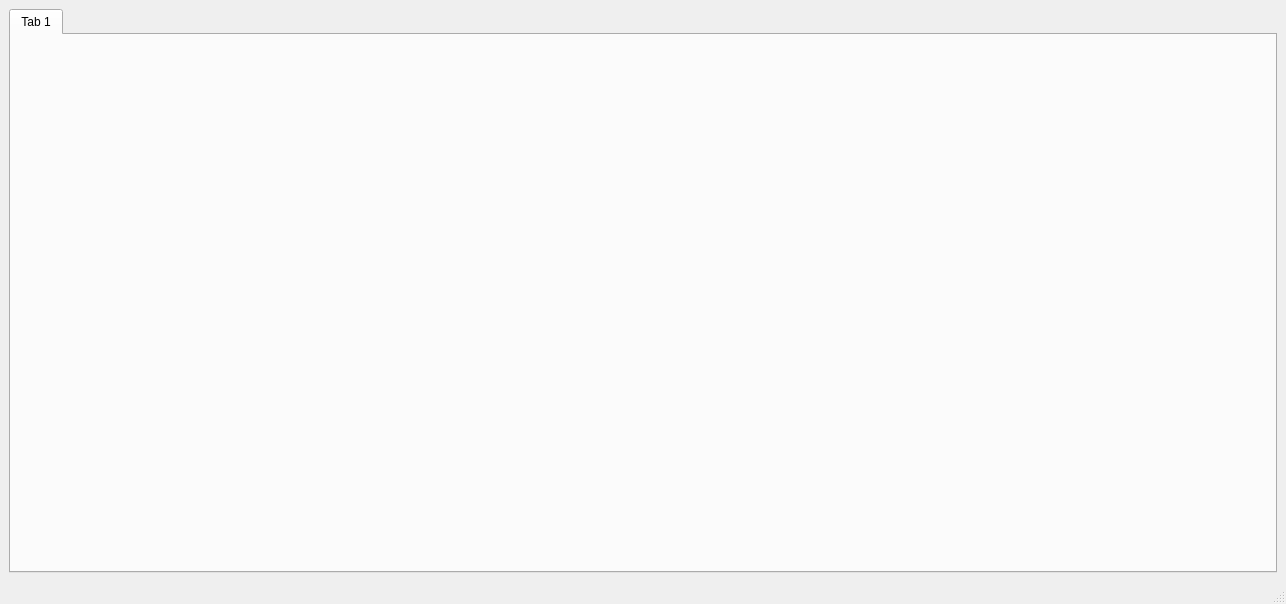
fengbaochun/softwareToolBox, file camera/camera/mainwindow.ui: the form before one commit.
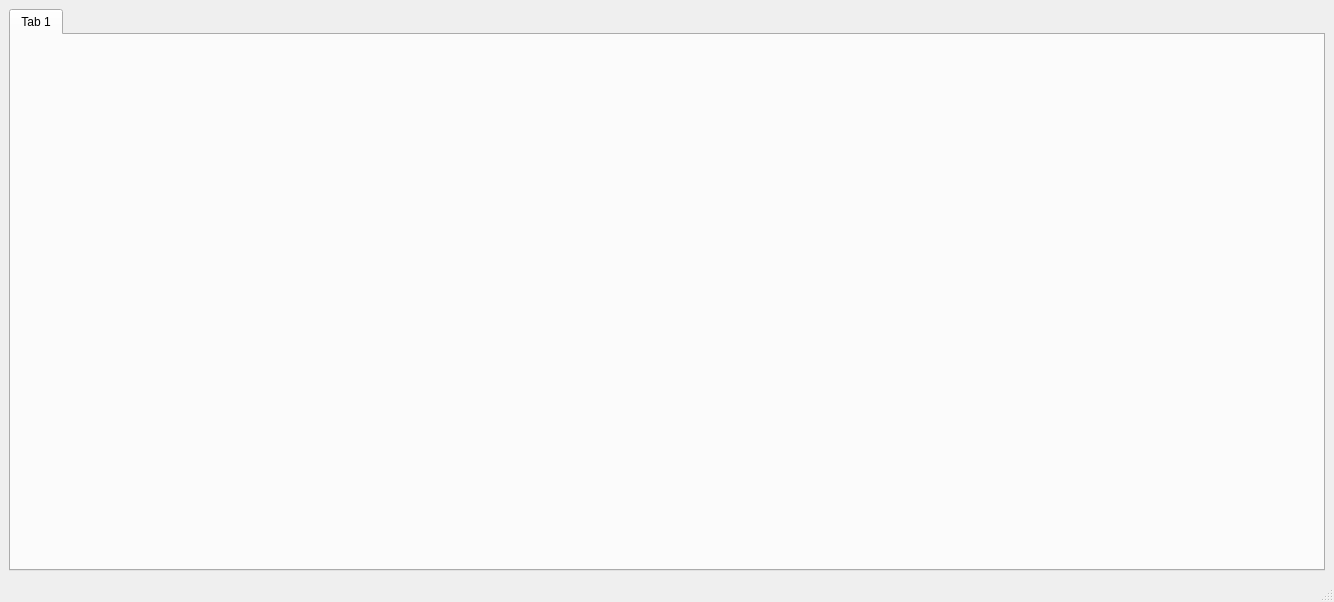
The form after the commit.

```diff
--- a/camera/camera/mainwindow.ui
+++ b/camera/camera/mainwindow.ui
@@ -6,8 +6,8 @@
    <rect>
     <x>0</x>
     <y>0</y>
-    <width>1286</width>
-    <height>604</height>
+    <width>1334</width>
+    <height>602</height>
    </rect>
   </property>
   <property name="windowTitle">
```
Left out of the diff: 2 changed lines with no effect on the pictures.
